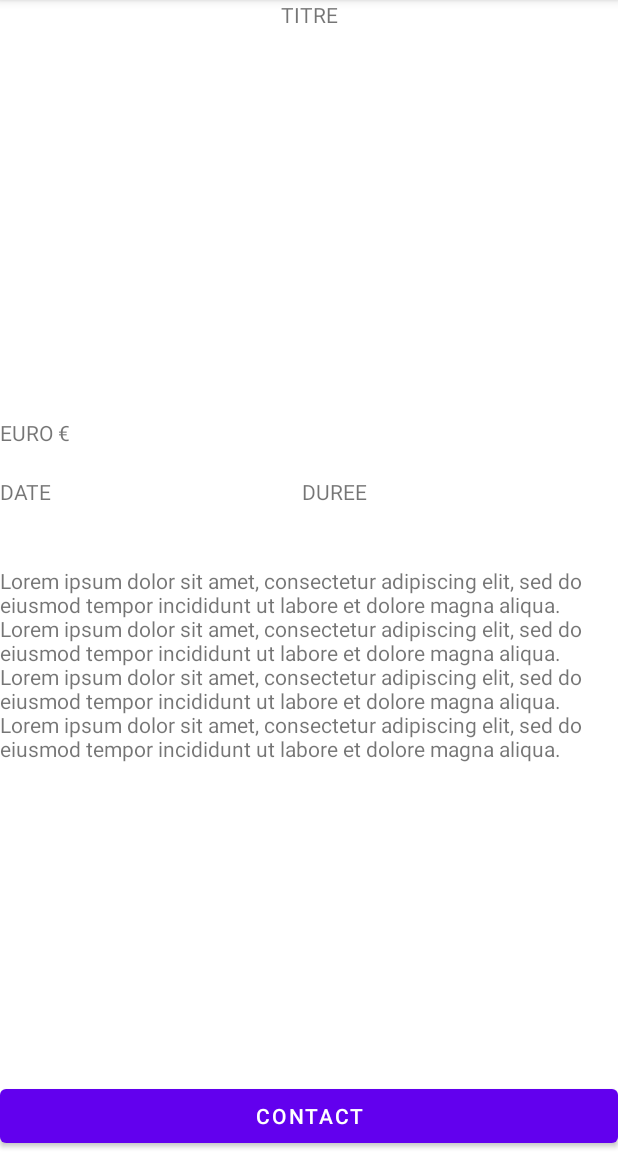
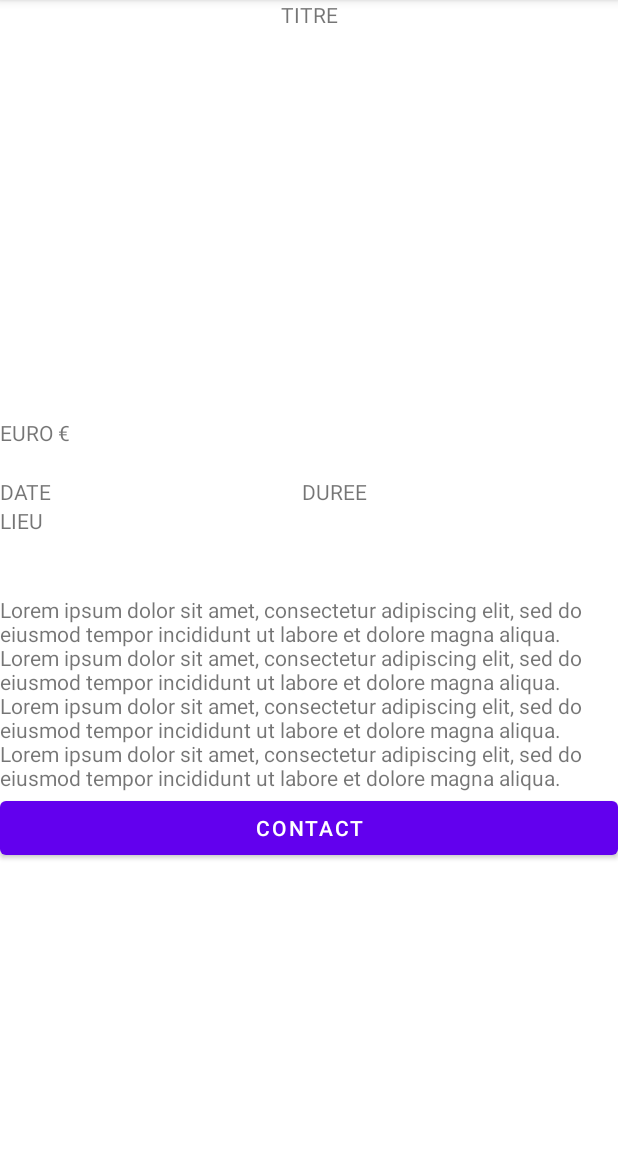
Before and after one commit to clink10Zero/Projet_vente_voiture, an Android app: the Detaille screen opened directly, with no data from a screen before it, on a phone screen of 412 x 824 dp, the part 84-1236 px from its top. Run offline under Robolectric (Android 15) with nearby library versions, the phone set to English and light mode, and no system bars.

Commit message:
ajout lieu et scrollview detail

```diff
--- a/app/src/main/java/com/example/projet_vente_voiture/Activity/Detaille.java
+++ b/app/src/main/java/com/example/projet_vente_voiture/Activity/Detaille.java
@@ -42,6 +42,9 @@ public class Detaille extends AppCompatActivity {
             TextView tv_date = findViewById(R.id.text_view_date_detail);
             tv_date.setText(annonce.getDate());
 
+            TextView tv_lieu = findViewById(R.id.text_view_lieu_detail);
+            tv_lieu.setText(annonce.getLieu());
+
             CritereAnnonceBD CABD = new CritereAnnonceBD(this);
             List<CritereAnnonce>  criteres = CABD.getCritereAnnonceByAnnonceId(id_annonce);
             if(criteres!=null){
--- a/app/src/main/res/layout/activity_detaille.xml
+++ b/app/src/main/res/layout/activity_detaille.xml
@@ -1,11 +1,14 @@
 <?xml version="1.0" encoding="utf-8"?>
-<LinearLayout xmlns:android="http://schemas.android.com/apk/res/android"
+<ScrollView xmlns:android="http://schemas.android.com/apk/res/android"
     xmlns:app="http://schemas.android.com/apk/res-auto"
     xmlns:tools="http://schemas.android.com/tools"
     android:layout_width="match_parent"
     android:layout_height="match_parent"
-    android:orientation="vertical"
     tools:context=".Activity.Detaille">
+    <LinearLayout
+        android:layout_width="wrap_content"
+        android:layout_height="wrap_content"
+        android:orientation="vertical">
 
     <TextView
         android:id="@+id/text_view_titre_detail"
@@ -60,9 +63,16 @@
 
     </LinearLayout>
 
+    <TextView
+        android:id="@+id/text_view_lieu_detail"
+        android:layout_width="wrap_content"
+        android:layout_height="wrap_content"
+        android:text="LIEU" />
+
     <Space
         android:layout_width="match_parent"
         android:layout_height="20dp" />
+
 
     <LinearLayout
         android:id="@+id/dynamic_linear_layout_criteres_detail"
@@ -87,4 +97,6 @@
         android:layout_width="match_parent"
         android:layout_height="wrap_content"
         android:text="contact" />
-</LinearLayout>
+
+    </LinearLayout>
+</ScrollView>
```
